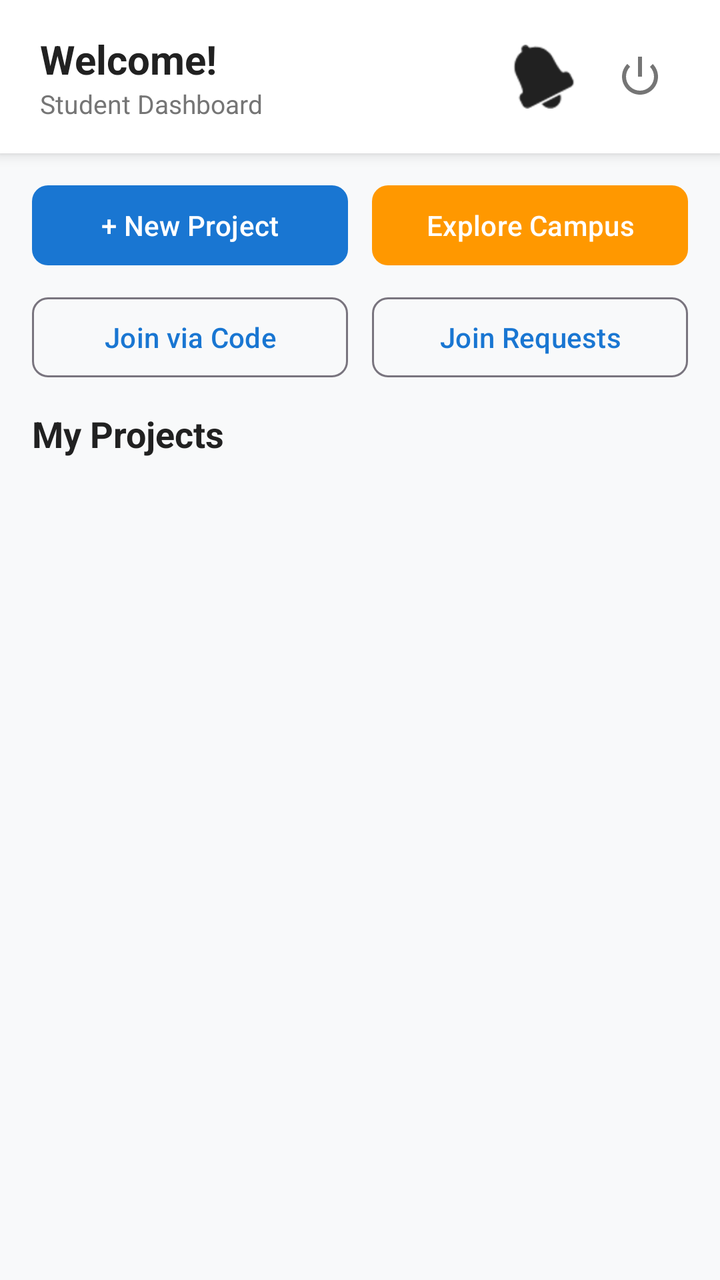
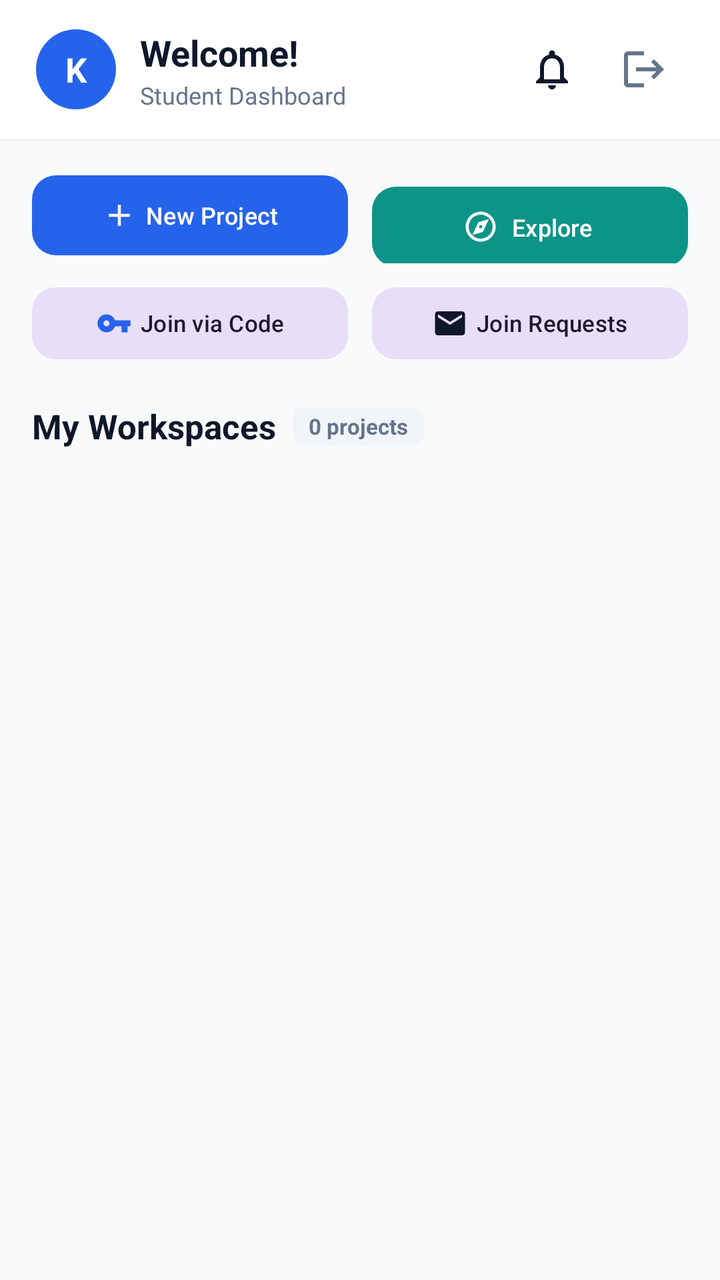

An Android layout rendered at two revisions. The XML below is the earlier revision; the diff shows what the commit changed to produce the second picture.
<!-- AndroidManifest.xml: application theme Theme.ProjectHub -->
<!-- res/layout/activity_main.xml -->
<?xml version="1.0" encoding="utf-8"?>
<androidx.coordinatorlayout.widget.CoordinatorLayout 
    xmlns:android="http://schemas.android.com/apk/res/android"
    xmlns:app="http://schemas.android.com/apk/res-auto"
    android:layout_width="match_parent"
    android:layout_height="match_parent"
    android:background="@color/background">

    <LinearLayout
        android:layout_width="match_parent"
        android:layout_height="match_parent"
        android:orientation="vertical">

        
        <LinearLayout
            android:layout_width="match_parent"
            android:layout_height="wrap_content"
            android:background="@color/surface"
            android:elevation="4dp"
            android:orientation="horizontal"
            android:paddingHorizontal="20dp"
            android:paddingVertical="16dp"
            android:gravity="center_vertical">

            <LinearLayout
                android:layout_width="0dp"
                android:layout_height="wrap_content"
                android:layout_weight="1"
                android:orientation="vertical">

                <TextView
                    android:id="@+id/tvGreeting"
                    android:layout_width="wrap_content"
                    android:layout_height="wrap_content"
                    android:text="Welcome!"
                    android:textSize="20sp"
                    android:textStyle="bold"
                    android:textColor="@color/text_primary" />

                <TextView
                    android:id="@+id/tvStudentInfo"
                    android:layout_width="wrap_content"
                    android:layout_height="wrap_content"
                    android:text="Student Dashboard"
                    android:textSize="13sp"
                    android:textColor="@color/text_secondary" />
            </LinearLayout>

            
            <FrameLayout
                android:layout_width="40dp"
                android:layout_height="40dp"
                android:layout_marginEnd="8dp">

                <ImageButton
                    android:id="@+id/btnNotifications"
                    android:layout_width="match_parent"
                    android:layout_height="match_parent"
                    android:background="?android:attr/selectableItemBackgroundBorderless"
                    android:src="@android:drawable/ic_popup_reminder"
                    app:tint="@color/text_primary" />

                <TextView
                    android:id="@+id/tvNotificationBadge"
                    android:layout_width="16dp"
                    android:layout_height="16dp"
                    android:layout_gravity="top|end"
                    android:background="@drawable/bg_avatar_circle"
                    android:backgroundTint="@color/priority_urgent"
                    android:textColor="@color/surface"
                    android:textSize="10sp"
                    android:textStyle="bold"
                    android:gravity="center"
                    android:visibility="gone"
                    android:text="1" />
            </FrameLayout>

            <ImageButton
                android:id="@+id/btnLogout"
                android:layout_width="40dp"
                android:layout_height="40dp"
                android:background="?android:attr/selectableItemBackgroundBorderless"
                android:src="@android:drawable/ic_lock_power_off"
                app:tint="@color/text_secondary" />
        </LinearLayout>

        
        <LinearLayout
            android:layout_width="match_parent"
            android:layout_height="wrap_content"
            android:orientation="vertical"
            android:paddingHorizontal="16dp"
            android:paddingTop="12dp"
            android:paddingBottom="4dp">

            <LinearLayout
                android:layout_width="match_parent"
                android:layout_height="wrap_content"
                android:orientation="horizontal">

                <com.google.android.material.button.MaterialButton
                    android:id="@+id/btnCreateProject"
                    android:layout_width="0dp"
                    android:layout_height="48dp"
                    android:layout_weight="1"
                    android:layout_marginEnd="6dp"
                    android:text="+ New Project"
                    app:cornerRadius="8dp" />

                <com.google.android.material.button.MaterialButton
                    android:id="@+id/btnExploreCampus"
                    android:layout_width="0dp"
                    android:layout_height="48dp"
                    android:layout_weight="1"
                    android:layout_marginStart="6dp"
                    android:text="Explore Campus"
                    app:backgroundTint="@color/accent"
                    app:cornerRadius="8dp" />
            </LinearLayout>

            <LinearLayout
                android:layout_width="match_parent"
                android:layout_height="wrap_content"
                android:layout_marginTop="8dp"
                android:orientation="horizontal">

                <com.google.android.material.button.MaterialButton
                    android:id="@+id/btnJoinProject"
                    style="@style/Widget.Material3.Button.OutlinedButton"
                    android:layout_width="0dp"
                    android:layout_height="48dp"
                    android:layout_weight="1"
                    android:layout_marginEnd="6dp"
                    android:text="Join via Code"
                    app:cornerRadius="8dp" />

                <com.google.android.material.button.MaterialButton
                    android:id="@+id/btnManageRequests"
                    style="@style/Widget.Material3.Button.OutlinedButton"
                    android:layout_width="0dp"
                    android:layout_height="48dp"
                    android:layout_weight="1"
                    android:layout_marginStart="6dp"
                    android:text="Join Requests"
                    app:cornerRadius="8dp" />
            </LinearLayout>
        </LinearLayout>

        <TextView
            android:layout_width="wrap_content"
            android:layout_height="wrap_content"
            android:text="My Projects"
            android:textSize="18sp"
            android:textStyle="bold"
            android:textColor="@color/text_primary"
            android:paddingHorizontal="16dp"
            android:paddingTop="8dp"
            android:paddingBottom="4dp" />

        <FrameLayout
            android:layout_width="match_parent"
            android:layout_height="0dp"
            android:layout_weight="1">

            <androidx.recyclerview.widget.RecyclerView
                android:id="@+id/rvProjects"
                android:layout_width="match_parent"
                android:layout_height="match_parent"
                android:clipToPadding="false"
                android:paddingBottom="16dp" />

            <TextView
                android:id="@+id/tvEmptyProjects"
                android:layout_width="wrap_content"
                android:layout_height="wrap_content"
                android:layout_gravity="center"
                android:text="No projects yet.\nCreate one or join using a code!"
                android:textAlignment="center"
                android:textColor="@color/text_secondary"
                android:textSize="16sp"
                android:visibility="gone" />

            <ProgressBar
                android:id="@+id/pbLoading"
                android:layout_width="wrap_content"
                android:layout_height="wrap_content"
                android:layout_gravity="center" />
        </FrameLayout>
    </LinearLayout>
</androidx.coordinatorlayout.widget.CoordinatorLayout>
<!-- resources referenced by this layout -->
<resources>
  <color name="accent">#FF9800</color>
  <color name="background">#F8F9FA</color>
  <color name="priority_urgent">#D32F2F</color>
  <color name="surface">#FFFFFF</color>
  <color name="text_primary">#212121</color>
  <color name="text_secondary">#757575</color>
  <!-- drawable bg_avatar_circle (drawable) -->
  <?xml version="1.0" encoding="utf-8"?>
  <shape xmlns:android="http://schemas.android.com/apk/res/android"
      android:shape="oval">
      <solid android:color="@color/primary" />
  </shape>
  <color name="primary">#1976D2</color>
  <color name="primary_dark">#0D47A1</color>
  <!-- unchanged entries left out for length: 1 -->
</resources>

<!-- the commit's change to res/layout/activity_main.xml (unified diff, before → after) -->
@@ -16,16 +16,29 @@
             android:layout_width="match_parent"
             android:layout_height="wrap_content"
             android:background="@color/surface"
-            android:elevation="4dp"
+            android:elevation="1dp"
             android:orientation="horizontal"
-            android:paddingHorizontal="20dp"
-            android:paddingVertical="16dp"
+            android:paddingHorizontal="18dp"
+            android:paddingVertical="14dp"
             android:gravity="center_vertical">
 
+            
+            <TextView
+                android:id="@+id/tvUserAvatar"
+                android:layout_width="40dp"
+                android:layout_height="40dp"
+                android:background="@drawable/bg_avatar_circle"
+                android:gravity="center"
+                android:textColor="@color/surface"
+                android:textSize="17sp"
+                android:textStyle="bold"
+                android:text="K" />
+
             <LinearLayout
                 android:layout_width="0dp"
                 android:layout_height="wrap_content"
                 android:layout_weight="1"
+                android:layout_marginStart="12dp"
                 android:orientation="vertical">
 
                 <TextView
@@ -33,7 +46,7 @@
                     android:layout_width="wrap_content"
                     android:layout_height="wrap_content"
                     android:text="Welcome!"
-                    android:textSize="20sp"
+                    android:textSize="18sp"
                     android:textStyle="bold"
                     android:textColor="@color/text_primary" />
 
@@ -41,8 +54,9 @@
                     android:id="@+id/tvStudentInfo"
                     android:layout_width="wrap_content"
                     android:layout_height="wrap_content"
+                    android:layout_marginTop="1dp"
                     android:text="Student Dashboard"
-                    android:textSize="13sp"
+                    android:textSize="12sp"
                     android:textColor="@color/text_secondary" />
             </LinearLayout>
 
@@ -50,15 +64,15 @@
             <FrameLayout
                 android:layout_width="40dp"
                 android:layout_height="40dp"
-                android:layout_marginEnd="8dp">
+                android:layout_marginEnd="6dp">
 
                 <ImageButton
                     android:id="@+id/btnNotifications"
                     android:layout_width="match_parent"
                     android:layout_height="match_parent"
                     android:background="?android:attr/selectableItemBackgroundBorderless"
-                    android:src="@android:drawable/ic_popup_reminder"
-                    app:tint="@color/text_primary" />
+                    android:src="@drawable/ic_bell"
+                    android:padding="8dp" />
 
                 <TextView
                     android:id="@+id/tvNotificationBadge"
@@ -80,8 +94,8 @@
                 android:layout_width="40dp"
                 android:layout_height="40dp"
                 android:background="?android:attr/selectableItemBackgroundBorderless"
-                android:src="@android:drawable/ic_lock_power_off"
-                app:tint="@color/text_secondary" />
+                android:src="@drawable/ic_logout"
+                android:padding="8dp" />
         </LinearLayout>
 
         
@@ -90,9 +104,10 @@
             android:layout_height="wrap_content"
             android:orientation="vertical"
             android:paddingHorizontal="16dp"
-            android:paddingTop="12dp"
-            android:paddingBottom="4dp">
-
+            android:paddingTop="14dp"
+            android:paddingBottom="6dp">
+
+            
             <LinearLayout
                 android:layout_width="match_parent"
                 android:layout_height="wrap_content"
@@ -104,8 +119,14 @@
                     android:layout_height="48dp"
                     android:layout_weight="1"
                     android:layout_marginEnd="6dp"
-                    android:text="+ New Project"
-                    app:cornerRadius="8dp" />
+                    android:text="New Project"
+                    android:textSize="12sp"
+                    android:maxLines="1"
+                    app:icon="@drawable/ic_add"
+                    app:iconGravity="textStart"
+                    app:iconPadding="4dp"
+                    app:iconTint="@color/surface"
+                    app:cornerRadius="12dp" />
 
                 <com.google.android.material.button.MaterialButton
                     android:id="@+id/btnExploreCampus"
@@ -114,10 +135,17 @@
                     android:layout_weight="1"
                     android:layout_marginStart="6dp"
                     android:text="Explore Campus"
+                    android:textSize="12sp"
+                    android:maxLines="1"
+                    app:icon="@drawable/ic_explore"
+                    app:iconGravity="textStart"
+                    app:iconPadding="4dp"
+                    app:iconTint="@color/surface"
                     app:backgroundTint="@color/accent"
-                    app:cornerRadius="8dp" />
-            </LinearLayout>
-
+                    app:cornerRadius="12dp" />
+            </LinearLayout>
+
+            
             <LinearLayout
                 android:layout_width="match_parent"
                 android:layout_height="wrap_content"
@@ -126,36 +154,69 @@
 
                 <com.google.android.material.button.MaterialButton
                     android:id="@+id/btnJoinProject"
-                    style="@style/Widget.Material3.Button.OutlinedButton"
-                    android:layout_width="0dp"
-                    android:layout_height="48dp"
+                    style="@style/Widget.Material3.Button.TonalButton"
+                    android:layout_width="0dp"
+                    android:layout_height="44dp"
                     android:layout_weight="1"
                     android:layout_marginEnd="6dp"
                     android:text="Join via Code"
-                    app:cornerRadius="8dp" />
+                    android:textSize="11.5sp"
+                    android:maxLines="1"
+                    app:icon="@drawable/ic_key"
+                    app:iconGravity="textStart"
+                    app:iconPadding="4dp"
+                    app:iconTint="@color/primary"
+                    app:cornerRadius="12dp" />
 
                 <com.google.android.material.button.MaterialButton
                     android:id="@+id/btnManageRequests"
-                    style="@style/Widget.Material3.Button.OutlinedButton"
-                    android:layout_width="0dp"
-                    android:layout_height="48dp"
+                    style="@style/Widget.Material3.Button.TonalButton"
+                    android:layout_width="0dp"
+                    android:layout_height="44dp"
                     android:layout_weight="1"
                     android:layout_marginStart="6dp"
                     android:text="Join Requests"
-                    app:cornerRadius="8dp" />
+                    android:textSize="11.5sp"
+                    android:maxLines="1"
+                    app:icon="@drawable/ic_mail"
+                    app:iconGravity="textStart"
+                    app:iconPadding="4dp"
+                    app:iconTint="@color/text_primary"
+                    app:cornerRadius="12dp" />
             </LinearLayout>
         </LinearLayout>
 
-        <TextView
-            android:layout_width="wrap_content"
+        
+        <LinearLayout
+            android:layout_width="match_parent"
             android:layout_height="wrap_content"
-            android:text="My Projects"
-            android:textSize="18sp"
-            android:textStyle="bold"
-            android:textColor="@color/text_primary"
+            android:orientation="horizontal"
+            android:gravity="center_vertical"
             android:paddingHorizontal="16dp"
-            android:paddingTop="8dp"
-            android:paddingBottom="4dp" />
+            android:paddingTop="12dp"
+            android:paddingBottom="6dp">
+
+            <TextView
+                android:layout_width="wrap_content"
+                android:layout_height="wrap_content"
+                android:text="My Workspaces"
+                android:textSize="17sp"
+                android:textStyle="bold"
+                android:textColor="@color/text_primary" />
+
+            <TextView
+                android:id="@+id/tvProjectCountBadge"
+                android:layout_width="wrap_content"
+                android:layout_height="wrap_content"
+                android:layout_marginStart="8dp"
+                android:background="@drawable/bg_category_pill"
+                android:paddingHorizontal="8dp"
+                android:paddingVertical="2dp"
+                android:textSize="11sp"
+                android:textStyle="bold"
+                android:textColor="@color/text_secondary"
+                android:text="0 projects" />
+        </LinearLayout>
 
         <FrameLayout
             android:layout_width="match_parent"
@@ -167,18 +228,44 @@
                 android:layout_width="match_parent"
                 android:layout_height="match_parent"
                 android:clipToPadding="false"
-                android:paddingBottom="16dp" />
-
-            <TextView
-                android:id="@+id/tvEmptyProjects"
-                android:layout_width="wrap_content"
+                android:paddingTop="2dp"
+                android:paddingBottom="20dp" />
+
+            
+            <LinearLayout
+                android:id="@+id/layoutEmptyProjects"
+                android:layout_width="match_parent"
                 android:layout_height="wrap_content"
                 android:layout_gravity="center"
-                android:text="No projects yet.\nCreate one or join using a code!"
-                android:textAlignment="center"
-                android:textColor="@color/text_secondary"
-                android:textSize="16sp"
-                android:visibility="gone" />
+                android:orientation="vertical"
+                android:gravity="center"
+                android:padding="24dp"
+                android:visibility="gone">
+
+                <TextView
+                    android:layout_width="wrap_content"
+                    android:layout_height="wrap_content"
+                    android:textSize="44sp"
+                    android:text="🚀" />
+
+                <TextView
+                    android:layout_width="wrap_content"
+                    android:layout_height="wrap_content"
+                    android:layout_marginTop="12dp"
+                    android:text="No Projects Yet"
+                    android:textSize="17sp"
+                    android:textStyle="bold"
+                    android:textColor="@color/text_primary" />
+
+                <TextView
+                    android:layout_width="wrap_content"
+                    android:layout_height="wrap_content"
+                    android:layout_marginTop="4dp"
+                    android:text="Create a new workspace or join an existing campus team with a code."
+                    android:textAlignment="center"
+                    android:textColor="@color/text_secondary"
+                    android:textSize="13sp" />
+            </LinearLayout>
 
             <ProgressBar
                 android:id="@+id/pbLoading"
<!-- resource entries referenced after the edit -->
@@ -1,19 +1,87 @@
 <!-- resources referenced by this layout -->
 <resources>
-  <color name="accent">#FF9800</color>
-  <color name="background">#F8F9FA</color>
-  <color name="priority_urgent">#D32F2F</color>
+  <color name="accent">#0D9488</color>
+  <color name="background">#F8FAFC</color>
+  <color name="priority_urgent">#DC2626</color>
   <color name="surface">#FFFFFF</color>
-  <color name="text_primary">#212121</color>
-  <color name="text_secondary">#757575</color>
+  <color name="text_primary">#0F172A</color>
+  <color name="text_secondary">#64748B</color>
   <!-- drawable bg_avatar_circle (drawable) -->
   <?xml version="1.0" encoding="utf-8"?>
   <shape xmlns:android="http://schemas.android.com/apk/res/android"
       android:shape="oval">
       <solid android:color="@color/primary" />
   </shape>
-  <color name="primary">#1976D2</color>
-  <color name="primary_dark">#0D47A1</color>
+  <!-- drawable bg_category_pill (drawable) -->
+  <?xml version="1.0" encoding="utf-8"?>
+  <shape xmlns:android="http://schemas.android.com/apk/res/android"
+      android:shape="rectangle">
+      <corners android:radius="6dp" />
+      <solid android:color="@color/surface_variant" />
+  </shape>
+  <!-- drawable ic_add (drawable) -->
+  <vector xmlns:android="http://schemas.android.com/apk/res/android"
+      android:width="24dp"
+      android:height="24dp"
+      android:viewportWidth="24"
+      android:viewportHeight="24">
+    <path
+        android:fillColor="@color/surface"
+        android:pathData="M19,13h-6v6h-2v-6H5v-2h6V5h2v6h6v2z"/>
+  </vector>
+  <!-- drawable ic_bell (drawable) -->
+  <vector xmlns:android="http://schemas.android.com/apk/res/android"
+      android:width="24dp"
+      android:height="24dp"
+      android:viewportWidth="24"
+      android:viewportHeight="24">
+    <path
+        android:fillColor="@color/text_primary"
+        android:pathData="M12,22c1.1,0 2,-0.9 2,-2h-4c0,1.1 0.9,2 2,2zM18,16v-5c0,-3.07 -1.63,-5.64 -4.5,-6.32V4c0,-0.83 -0.67,-1.5 -1.5,-1.5s-1.5,0.67 -1.5,1.5v0.68C7.64,5.36 6,7.92 6,11v5l-2,2v1h16v-1l-2,-2zm-2,1H8v-6c0,-2.48 1.51,-4.5 4,-4.5s4,2.02 4,4.5v6z"/>
+  </vector>
+  <!-- drawable ic_explore (drawable) -->
+  <vector xmlns:android="http://schemas.android.com/apk/res/android"
+      android:width="24dp"
+      android:height="24dp"
+      android:viewportWidth="24"
+      android:viewportHeight="24">
+    <path
+        android:fillColor="@color/accent"
+        android:pathData="M12,2C6.48,2 2,6.48 2,12s4.48,10 10,10 10,-4.48 10,-10S17.52,2 12,2zM12,20c-4.41,0 -8,-3.59 -8,-8s3.59,-8 8,-8 8,3.59 8,8 -3.59,8 -8,8zM6.5,17.5l4,-8.5 7,-2 -4,8.5 -7,2zM12,10.9c-0.61,0 -1.1,0.49 -1.1,1.1s0.49,1.1 1.1,1.1 1.1,-0.49 1.1,-1.1 -0.49,-1.1 -1.1,-1.1z"/>
+  </vector>
+  <!-- drawable ic_key (drawable) -->
+  <vector xmlns:android="http://schemas.android.com/apk/res/android"
+      android:width="24dp"
+      android:height="24dp"
+      android:viewportWidth="24"
+      android:viewportHeight="24">
+    <path
+        android:fillColor="@color/primary"
+        android:pathData="M12.65,10C11.83,7.67 9.61,6 7,6c-3.31,0 -6,2.69 -6,6s2.69,6 6,6c2.61,0 4.83,-1.67 5.65,-4H17v4h4v-4h2v-4H12.65zM7,14c-1.1,0 -2,-0.9 -2,-2s0.9,-2 2,-2 2,0.9 2,2 -0.9,2 -2,2z"/>
+  </vector>
+  <!-- drawable ic_logout (drawable) -->
+  <vector xmlns:android="http://schemas.android.com/apk/res/android"
+      android:width="24dp"
+      android:height="24dp"
+      android:viewportWidth="24"
+      android:viewportHeight="24">
+    <path
+        android:fillColor="@color/text_secondary"
+        android:pathData="M17,7l-1.41,1.41L18.17,11H8v2h10.17l-2.58,2.58L17,17l5,-5zM4,5h8V3H4c-1.1,0 -2,0.9 -2,2v14c0,1.1 0.9,2 2,2h8v-2H4V5z"/>
+  </vector>
+  <!-- drawable ic_mail (drawable) -->
+  <vector xmlns:android="http://schemas.android.com/apk/res/android"
+      android:width="24dp"
+      android:height="24dp"
+      android:viewportWidth="24"
+      android:viewportHeight="24">
+    <path
+        android:fillColor="@color/text_primary"
+        android:pathData="M20,4H4c-1.1,0 -1.99,0.9 -1.99,2L2,18c0,1.1 0.9,2 2,2h16c1.1,0 2,-0.9 2,-2V6c0,-1.1 -0.9,-2 -2,-2zm0,4l-8,5 -8,-5V6l8,5 8,-5v2z"/>
+  </vector>
+  <color name="surface_variant">#F1F5F9</color>
+  <color name="primary">#2563EB</color>
+  <color name="primary_dark">#1D4ED8</color>
   <!-- unchanged entries left out for length: 1 -->
 </resources>
 
